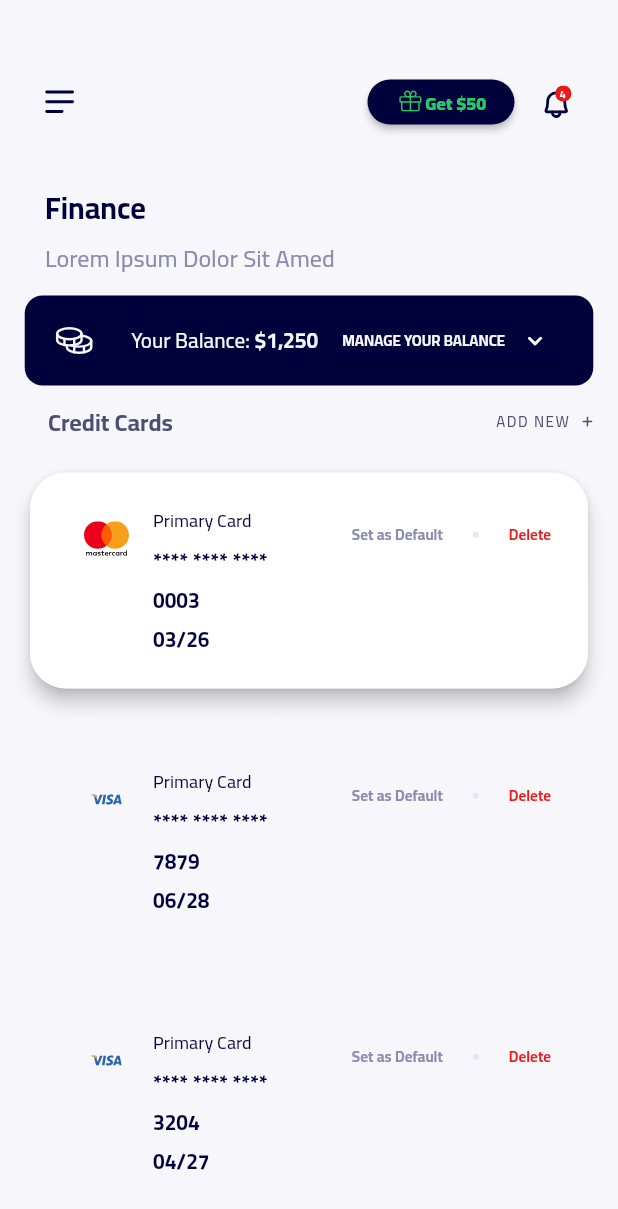
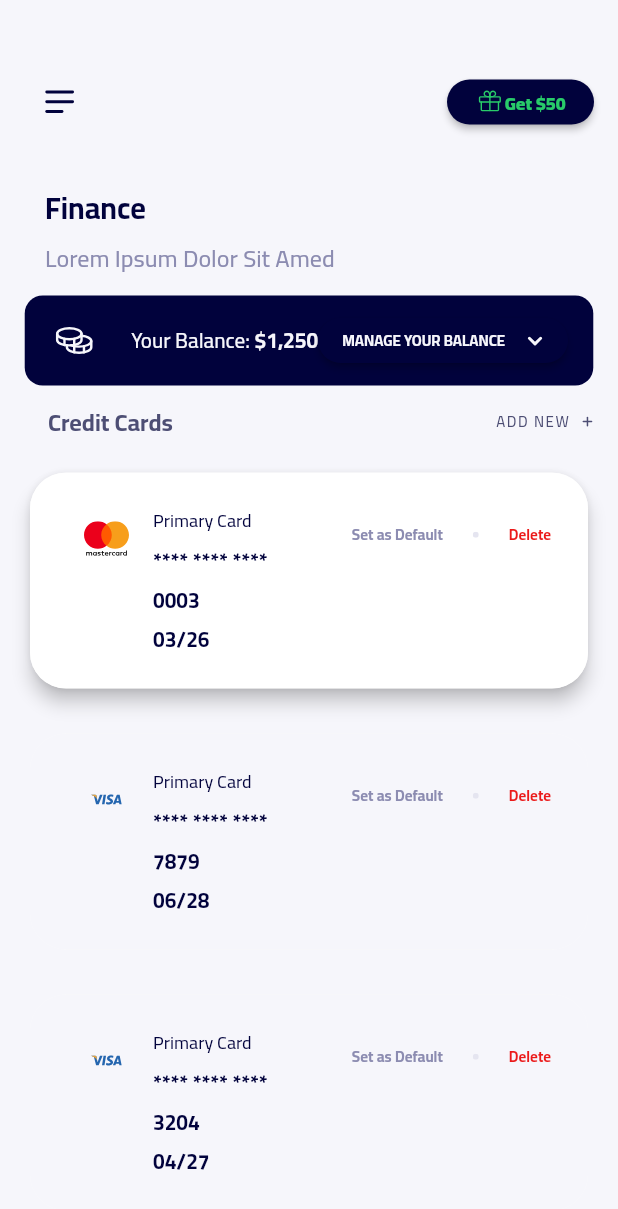
Before and after one commit to ozgun-kara/ruut, a Flutter app: the screen it shows after launch, on a phone screen of 412 x 824 dp. Shown: the top 1209 px of the screen. Run offline on Flutter 3.47's test engine with Material 2 defaults, Android fonts, the phone set to English and light mode, and no system bars; our stand-ins replace flutter_svg; statements that could not run were skipped.

Commit message:
Update finance_page.dart

```diff
--- a/lib/pages/finance_page.dart
+++ b/lib/pages/finance_page.dart
@@ -79,19 +79,7 @@ class FinancePage extends StatelessWidget {
                         onPressed: () async {}),
                   ),
 
-                  Padding(
-                    padding: const EdgeInsets.fromLTRB(5, 0, 0, 0),
-                    child: Builder(
-                      builder: (context) => IconButton(
-                        icon: SvgPicture.asset(
-                          'assets/images/Bell.svg',
-                          width: 18.47,
-                          height: 22.4,
-                        ),
-                        onPressed: () {},
-                      ),
-                    ),
-                  ),
+
 
                 ],
               ),
```
